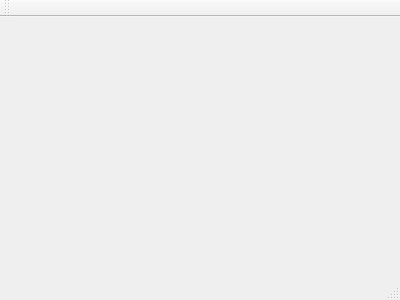
Before: the Qt Designer form mainwindow.ui in Isinmin/-omputer-graphics, drawn with Qt 5.
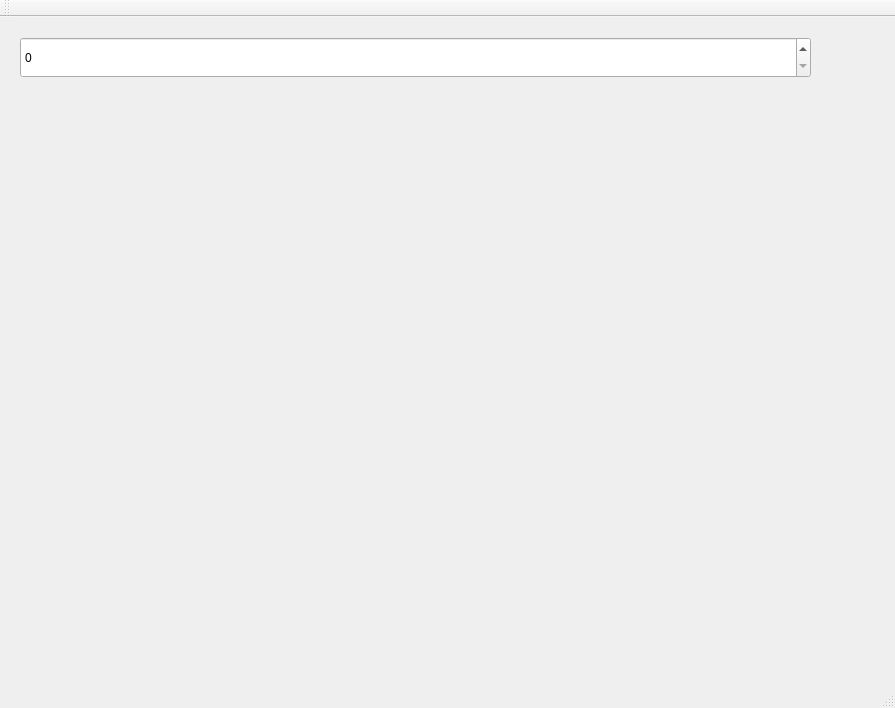
After: the same form once the commit is applied.

```diff
--- a/mainwindow.ui
+++ b/mainwindow.ui
@@ -1,24 +1,61 @@
 <ui version="4.0">
  <class>MainWindow</class>
- <widget class="QMainWindow" name="MainWindow" >
-  <property name="geometry" >
+ <widget class="QMainWindow" name="MainWindow">
+  <property name="geometry">
    <rect>
     <x>0</x>
     <y>0</y>
-    <width>400</width>
-    <height>300</height>
+    <width>895</width>
+    <height>708</height>
    </rect>
   </property>
   <property name="windowTitle" >
    <string>MainWindow</string>
   </property>
-  <widget class="QMenuBar" name="menuBar" />
-  <widget class="QToolBar" name="mainToolBar" />
-  <widget class="QWidget" name="centralWidget" />
-  <widget class="QStatusBar" name="statusBar" />
+  <widget class="QWidget" name="centralWidget">
+   <widget class="QWidget" name="verticalLayoutWidget">
+    <property name="geometry">
+     <rect>
+      <x>20</x>
+      <y>80</y>
+      <width>791</width>
+      <height>531</height>
+     </rect>
+    </property>
+    <layout class="QVBoxLayout" name="verticalLayout_2"/>
+   </widget>
+   <widget class="QSpinBox" name="spinBox">
+    <property name="geometry">
+     <rect>
+      <x>20</x>
+      <y>20</y>
+      <width>791</width>
+      <height>41</height>
+     </rect>
+    </property>
+   </widget>
+  </widget>
+  <widget class="QMenuBar" name="menuBar">
+   <property name="geometry">
+    <rect>
+     <x>0</x>
+     <y>0</y>
+     <width>895</width>
+     <height>26</height>
+    </rect>
+   </property>
+  </widget>
+  <widget class="QToolBar" name="mainToolBar">
+   <attribute name="toolBarArea">
+    <enum>TopToolBarArea</enum>
+   </attribute>
+   <attribute name="toolBarBreak">
+    <bool>false</bool>
+   </attribute>
+  </widget>
+  <widget class="QStatusBar" name="statusBar"/>
  </widget>
- <layoutDefault spacing="6" margin="11" />
- <pixmapfunction></pixmapfunction>
+ <layoutdefault spacing="6" margin="11"/>
  <resources/>
  <connections/>
 </ui>
```
Left out of the diff: 3 changed lines with no effect on the pictures.
